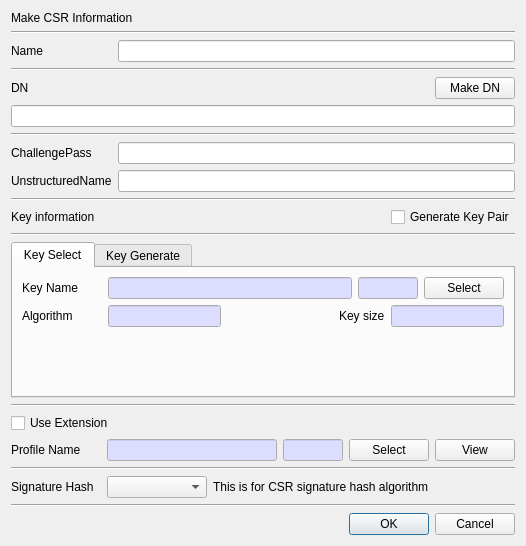
First picture: the form in CertMan/make_req_dlg.ui, repository jykim74/CertMan, before the edit.
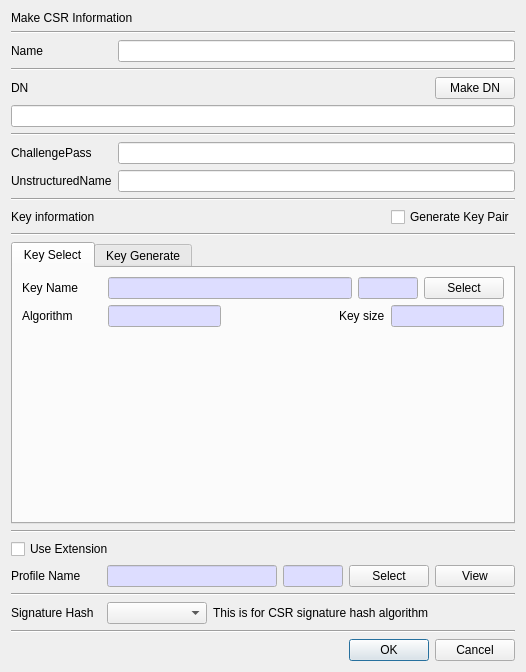
Second picture: the form after the edit.

Diff of the .ui file:
```diff
--- a/CertMan/make_req_dlg.ui
+++ b/CertMan/make_req_dlg.ui
@@ -7,7 +7,7 @@
     <x>0</x>
     <y>0</y>
     <width>526</width>
-    <height>546</height>
+    <height>672</height>
    </rect>
   </property>
   <property name="windowTitle">
```
